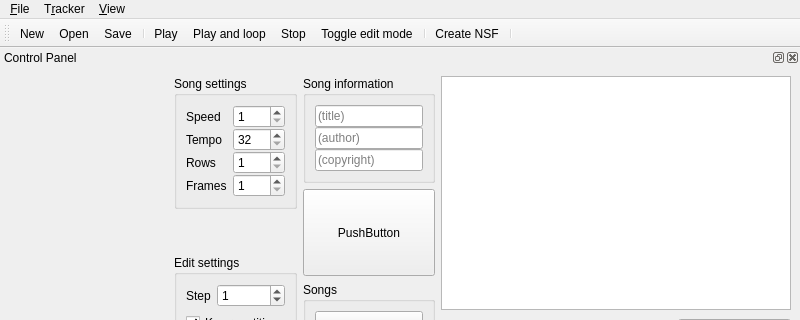
The window that src/qt-gui/mainwindow.ui (nukep/famitracker-cx) describes before a commit, drawn with Qt 5; both pictures show x 0 to 800 and y 0 to 320 of the 800 by 600 pixel window.
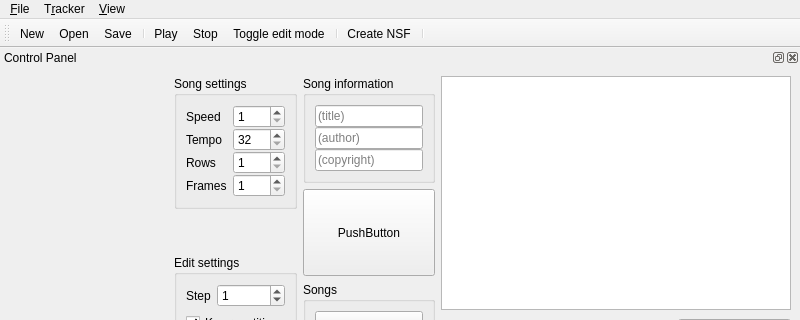
The same window after the commit. Custom widgets are drawn as their Qt base class.

Diff of the .ui file:
```diff
--- a/src/qt-gui/mainwindow.ui
+++ b/src/qt-gui/mainwindow.ui
@@ -96,7 +96,6 @@
    <addaction name="action_Save"/>
    <addaction name="separator"/>
    <addaction name="action_Play"/>
-   <addaction name="actionPlay_and_loop"/>
    <addaction name="action_Stop"/>
    <addaction name="actionToggle_edit_mode"/>
    <addaction name="separator"/>
```
